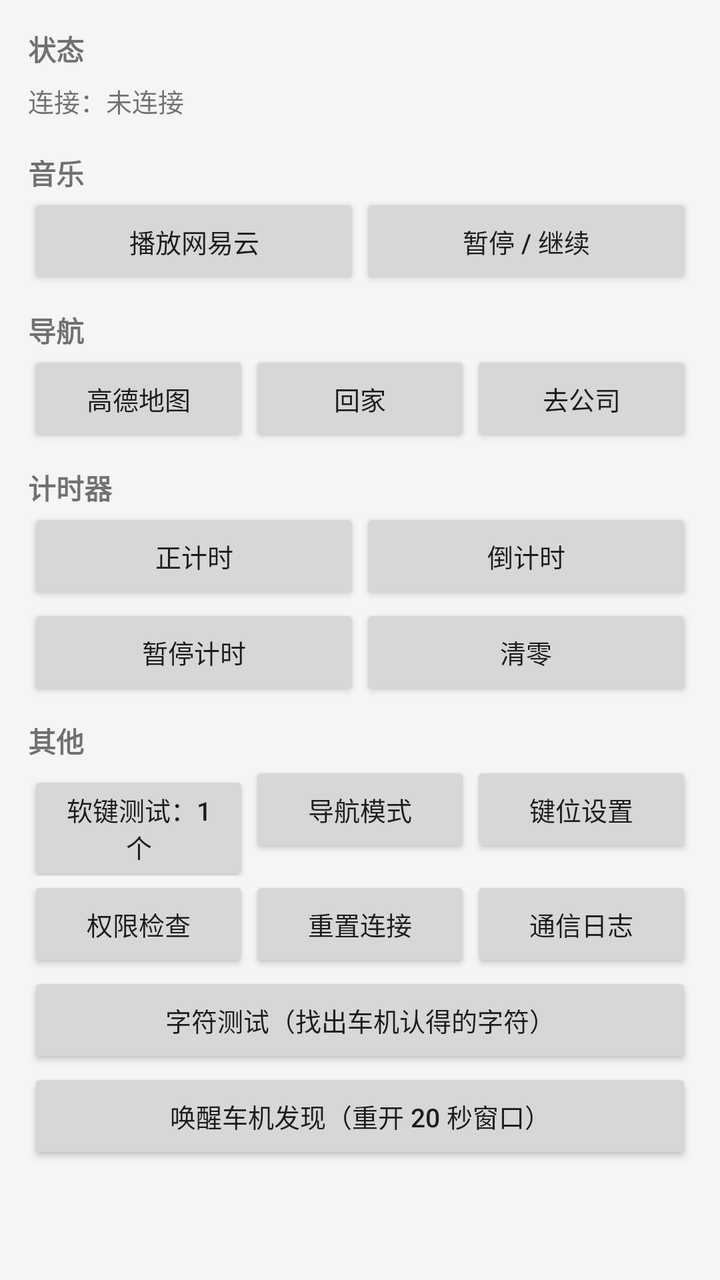
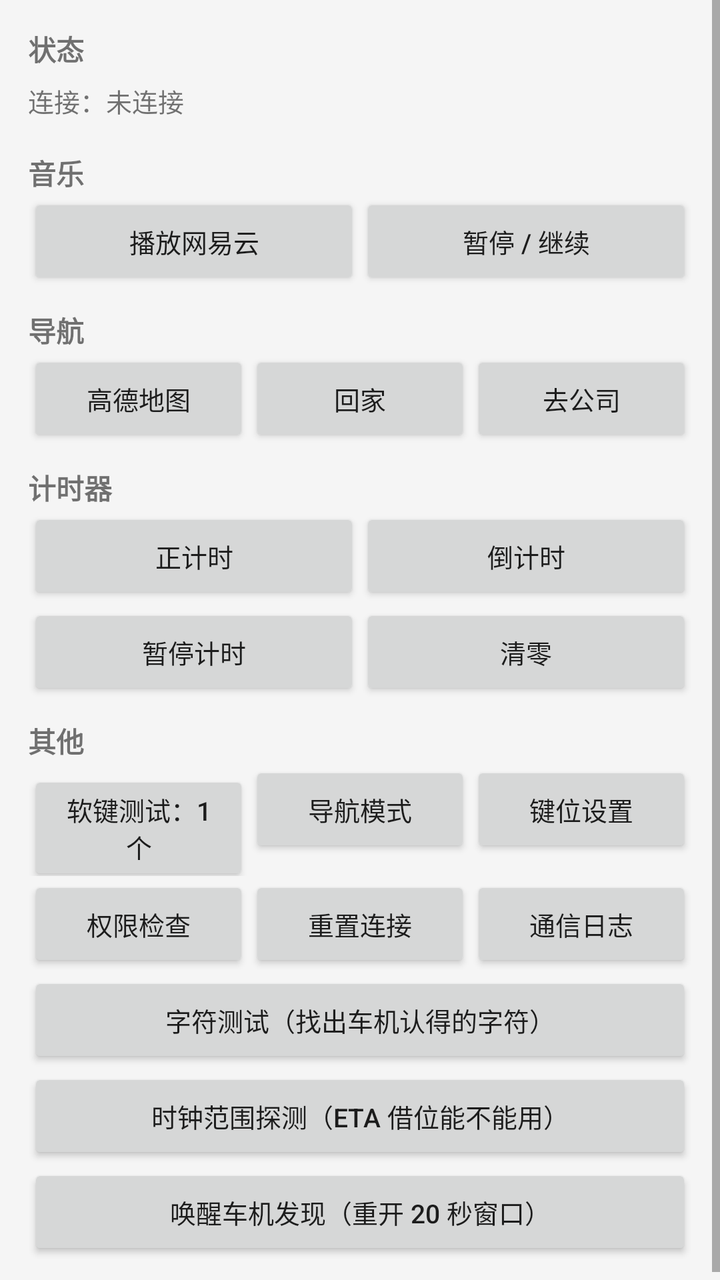

Before-and-after screenshots of an Android layout around one commit, followed by the original layout XML and the change that was made.
<!-- AndroidManifest.xml: application theme Theme.SyncGlance -->
<!-- res/layout/activity_main.xml -->
<?xml version="1.0" encoding="utf-8"?>
<ScrollView xmlns:android="http://schemas.android.com/apk/res/android"
    android:layout_width="match_parent"
    android:layout_height="match_parent"
    android:fitsSystemWindows="true"
    android:background="#F5F5F5">

    <LinearLayout
        android:layout_width="match_parent"
        android:layout_height="wrap_content"
        android:orientation="vertical"
        android:padding="14dp">

        
        <TextView
            android:layout_width="match_parent"
            android:layout_height="wrap_content"
            android:text="状态"
            android:textStyle="bold"
            android:textSize="14sp" />

        <TextView
            android:id="@+id/tvState"
            android:layout_width="match_parent"
            android:layout_height="wrap_content"
            android:paddingTop="6dp"
            android:paddingBottom="6dp"
            android:textSize="13sp"
            android:fontFamily="monospace"
            android:text="连接：未连接" />

        
        <TextView
            android:layout_width="match_parent"
            android:layout_height="wrap_content"
            android:text="音乐"
            android:textStyle="bold"
            android:textSize="14sp"
            android:paddingTop="10dp" />

        <LinearLayout
            android:layout_width="match_parent"
            android:layout_height="wrap_content"
            android:orientation="horizontal">

            <Button
                android:id="@+id/btnPlayNetease"
                android:layout_width="0dp"
                android:layout_weight="1"
                android:layout_height="wrap_content"
                android:text="播放网易云"
                android:textSize="13sp" />

            <Button
                android:id="@+id/btnPlayPause"
                android:layout_width="0dp"
                android:layout_weight="1"
                android:layout_height="wrap_content"
                android:text="暂停 / 继续"
                android:textSize="13sp" />
        </LinearLayout>

        
        <TextView
            android:layout_width="match_parent"
            android:layout_height="wrap_content"
            android:text="导航"
            android:textStyle="bold"
            android:textSize="14sp"
            android:paddingTop="10dp" />

        <LinearLayout
            android:layout_width="match_parent"
            android:layout_height="wrap_content"
            android:orientation="horizontal">

            <Button
                android:id="@+id/btnAmap"
                android:layout_width="0dp"
                android:layout_weight="1"
                android:layout_height="wrap_content"
                android:text="高德地图"
                android:textSize="13sp" />

            <Button
                android:id="@+id/btnGoHome"
                android:layout_width="0dp"
                android:layout_weight="1"
                android:layout_height="wrap_content"
                android:text="回家"
                android:textSize="13sp" />

            <Button
                android:id="@+id/btnGoWork"
                android:layout_width="0dp"
                android:layout_weight="1"
                android:layout_height="wrap_content"
                android:text="去公司"
                android:textSize="13sp" />
        </LinearLayout>

        
        <TextView
            android:layout_width="match_parent"
            android:layout_height="wrap_content"
            android:text="计时器"
            android:textStyle="bold"
            android:textSize="14sp"
            android:paddingTop="10dp" />

        <LinearLayout
            android:layout_width="match_parent"
            android:layout_height="wrap_content"
            android:orientation="horizontal">

            <Button
                android:id="@+id/btnTimerCountUp"
                android:layout_width="0dp"
                android:layout_weight="1"
                android:layout_height="wrap_content"
                android:text="正计时"
                android:textSize="13sp" />

            <Button
                android:id="@+id/btnTimerCountDown"
                android:layout_width="0dp"
                android:layout_weight="1"
                android:layout_height="wrap_content"
                android:text="倒计时"
                android:textSize="13sp" />
        </LinearLayout>

        <LinearLayout
            android:layout_width="match_parent"
            android:layout_height="wrap_content"
            android:orientation="horizontal">

            <Button
                android:id="@+id/btnTimerPause"
                android:layout_width="0dp"
                android:layout_weight="1"
                android:layout_height="wrap_content"
                android:text="暂停计时"
                android:textSize="13sp" />

            <Button
                android:id="@+id/btnTimerClear"
                android:layout_width="0dp"
                android:layout_weight="1"
                android:layout_height="wrap_content"
                android:text="清零"
                android:textSize="13sp" />
        </LinearLayout>

        
        <TextView
            android:layout_width="match_parent"
            android:layout_height="wrap_content"
            android:text="其他"
            android:textStyle="bold"
            android:textSize="14sp"
            android:paddingTop="10dp" />

        <LinearLayout
            android:layout_width="match_parent"
            android:layout_height="wrap_content"
            android:orientation="horizontal">

            <Button
                android:id="@+id/btnSoftButton"
                android:layout_width="0dp"
                android:layout_weight="1"
                android:layout_height="wrap_content"
                android:text="软键测试：1 个"
                android:textSize="13sp" />

            <Button
                android:id="@+id/btnNavMode"
                android:layout_width="0dp"
                android:layout_weight="1"
                android:layout_height="wrap_content"
                android:text="导航模式"
                android:textSize="13sp" />

            <Button
                android:id="@+id/btnKeyMap"
                android:layout_width="0dp"
                android:layout_weight="1"
                android:layout_height="wrap_content"
                android:text="键位设置"
                android:textSize="13sp" />
        </LinearLayout>

        <LinearLayout
            android:layout_width="match_parent"
            android:layout_height="wrap_content"
            android:orientation="horizontal">

            <Button
                android:id="@+id/btnPermCheck"
                android:layout_width="0dp"
                android:layout_weight="1"
                android:layout_height="wrap_content"
                android:text="权限检查"
                android:textSize="13sp" />

            <Button
                android:id="@+id/btnReset"
                android:layout_width="0dp"
                android:layout_weight="1"
                android:layout_height="wrap_content"
                android:text="重置连接"
                android:textSize="13sp" />

            <Button
                android:id="@+id/btnOpenLog"
                android:layout_width="0dp"
                android:layout_weight="1"
                android:layout_height="wrap_content"
                android:text="通信日志"
                android:textSize="13sp" />
        </LinearLayout>

        <Button
            android:id="@+id/btnCharTest"
            android:layout_width="match_parent"
            android:layout_height="wrap_content"
            android:text="字符测试（找出车机认得的字符）"
            android:textSize="13sp" />

        
        <Button
            android:id="@+id/btnWakeRouter"
            android:layout_width="match_parent"
            android:layout_height="wrap_content"
            android:text="唤醒车机发现（重开 20 秒窗口）"
            android:textSize="13sp" />

    </LinearLayout>
</ScrollView>
<!-- resources referenced by this layout -->
<resources>
  <style name="Theme.SyncGlance" parent="Theme.AppCompat.Light.DarkActionBar">
          <item name="android:windowOptOutEdgeToEdgeEnforcement" tools:targetApi="35">true</item>
      </style>
</resources>

<!-- the commit's change to res/layout/activity_main.xml (unified diff, before → after) -->
@@ -230,6 +230,14 @@
 
         
         <Button
+            android:id="@+id/btnClockProbe"
+            android:layout_width="match_parent"
+            android:layout_height="wrap_content"
+            android:text="时钟范围探测（ETA 借位能不能用）"
+            android:textSize="13sp" />
+
+        
+        <Button
             android:id="@+id/btnWakeRouter"
             android:layout_width="match_parent"
             android:layout_height="wrap_content"
